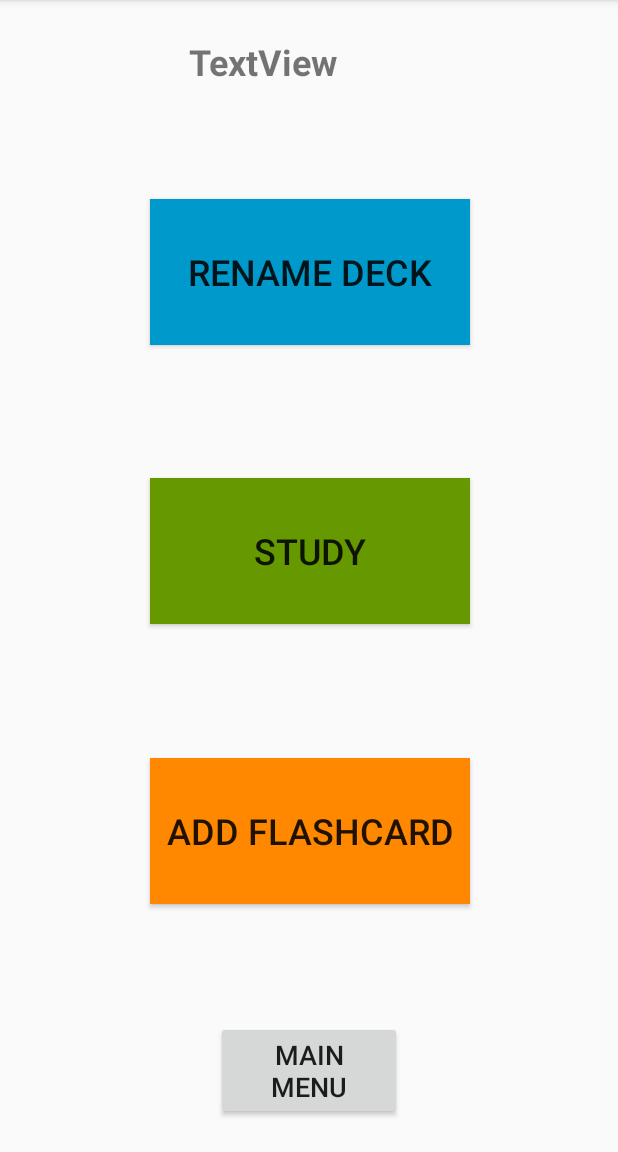
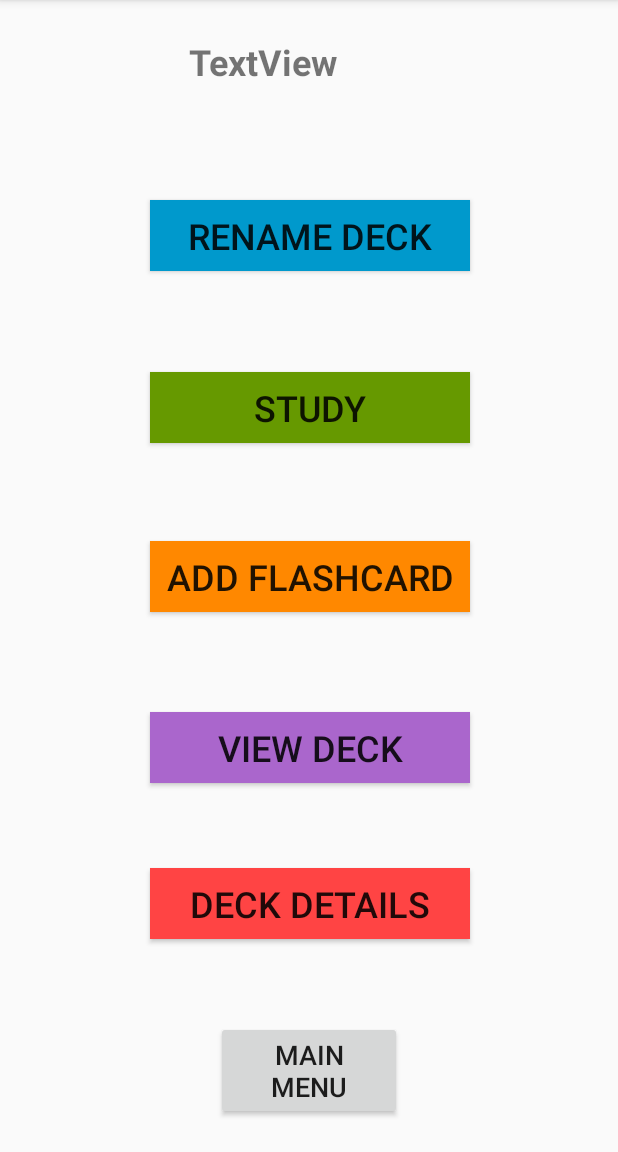
Before and after one commit to AlphaEye/StudySmart, an Android app: the DeckCollectionActivity screen opened directly, with no data from a screen before it, on a phone screen of 412 x 824 dp, the part 84-1236 px from its top. Run offline under Robolectric (Android 15) with nearby library versions, the phone set to English and light mode, and no system bars; 1 statement that could not run was skipped.

Commit message:
Deck Details & Study (Partly)
Study is partly working

```diff
--- a/app/src/main/java/com/example/studysmart/MainActivity.java
+++ b/app/src/main/java/com/example/studysmart/MainActivity.java
@@ -22,6 +22,8 @@ public class MainActivity extends AppCompatActivity {
     public static Vector<Deck> deckList = new Vector<Deck>();
     //Selected deck, used to implement deck collections(AlphaEye)
     public static Deck selectedDeck;
+    //current card
+    public static Card currentCard;
     //public static final String EXTRA_MESSAGE = "com.example.StudySmart.MESSAGE"; never used
     //Actually needed for viewing cards
     public static int currentCardNO;
--- a/app/src/main/java/com/example/studysmart/ViewDeckActivity.java
+++ b/app/src/main/java/com/example/studysmart/ViewDeckActivity.java
@@ -25,11 +25,12 @@ import static com.example.studysmart.MainActivity.currentCardNO;
 import static com.example.studysmart.MainActivity.deckList;
 import static com.example.studysmart.MainActivity.fromStudy;
 import static com.example.studysmart.MainActivity.selectedDeck;
+import static com.example.studysmart.MainActivity.currentCard;
 
 public class ViewDeckActivity extends AppCompatActivity {
     private static int RESULT_LOAD_IMAGE = 1;
 
-    Card currentCard;
+
 
     @Override
     protected void onCreate(Bundle savedInstanceState) {
--- a/app/src/main/res/layout/activity_deck_collection.xml
+++ b/app/src/main/res/layout/activity_deck_collection.xml
@@ -7,9 +7,39 @@
     tools:context=".DeckCollectionActivity">
 
     <Button
+        android:id="@+id/deckDetailsButton"
+        android:layout_width="213dp"
+        android:layout_height="47dp"
+        android:background="@android:color/holo_red_light"
+        android:onClick="viewDetails"
+        android:text="Deck Details"
+        android:textSize="24sp"
+        app:layout_constraintBottom_toBottomOf="parent"
+        app:layout_constraintEnd_toEndOf="parent"
+        app:layout_constraintHorizontal_bias="0.502"
+        app:layout_constraintStart_toStartOf="parent"
+        app:layout_constraintTop_toTopOf="parent"
+        app:layout_constraintVertical_bias="0.803" />
+
+    <Button
+        android:id="@+id/viewDeckButton"
+        android:layout_width="213dp"
+        android:layout_height="47dp"
+        android:background="@android:color/holo_purple"
+        android:onClick="viewDeck"
+        android:text="View Deck"
+        android:textSize="24sp"
+        app:layout_constraintBottom_toBottomOf="parent"
+        app:layout_constraintEnd_toEndOf="parent"
+        app:layout_constraintHorizontal_bias="0.502"
+        app:layout_constraintStart_toStartOf="parent"
+        app:layout_constraintTop_toTopOf="parent"
+        app:layout_constraintVertical_bias="0.659" />
+
+    <Button
         android:id="@+id/addCardButton"
         android:layout_width="213dp"
-        android:layout_height="97dp"
+        android:layout_height="47dp"
         android:background="@android:color/holo_orange_dark"
         android:onClick="addCard"
         android:text="@string/add_flashcard"
@@ -18,15 +48,14 @@
         app:layout_constraintEnd_toEndOf="parent"
         app:layout_constraintHorizontal_bias="0.502"
         app:layout_constraintStart_toStartOf="parent"
-        app:layout_constraintTop_toTopOf="parent"
-        app:layout_constraintVertical_bias="0.753" />
+        app:layout_constraintTop_toTopOf="parent" />
 
     <Button
         android:id="@+id/viewDeckButton"
         android:layout_width="213dp"
-        android:layout_height="97dp"
+        android:layout_height="47dp"
         android:background="@android:color/holo_green_dark"
-        android:onClick="viewDeck"
+        android:onClick="study"
         android:text="Study"
         android:textSize="24sp"
         app:layout_constraintBottom_toBottomOf="parent"
@@ -34,12 +63,12 @@
         app:layout_constraintHorizontal_bias="0.502"
         app:layout_constraintStart_toStartOf="parent"
         app:layout_constraintTop_toTopOf="parent"
-        app:layout_constraintVertical_bias="0.475" />
+        app:layout_constraintVertical_bias="0.344" />
 
     <Button
         android:id="@+id/renameButton"
         android:layout_width="213dp"
-        android:layout_height="97dp"
+        android:layout_height="47dp"
         android:background="@android:color/holo_blue_dark"
         android:onClick="renameDeck"
         android:text="@string/rename_deck"
@@ -49,7 +78,7 @@
         app:layout_constraintHorizontal_bias="0.502"
         app:layout_constraintStart_toStartOf="parent"
         app:layout_constraintTop_toTopOf="parent"
-        app:layout_constraintVertical_bias="0.198" />
+        app:layout_constraintVertical_bias="0.185" />
 
     <TextView
         android:id="@+id/cardNameText"
@@ -78,4 +107,5 @@
         app:layout_constraintStart_toStartOf="parent"
         app:layout_constraintTop_toTopOf="parent"
         app:layout_constraintVertical_bias="0.981" />
+
 </android.support.constraint.ConstraintLayout>
```
Also changed, not shown: app/src/main/java/com/example/studysmart/AnswerCardActivity.java (+10 -1 lines), app/src/main/java/com/example/studysmart/Deck.java (+12 -10 lines), app/src/main/java/com/example/studysmart/DeckCollectionActivity.java (+14 -0 lines), app/src/main/java/com/example/studysmart/DeckDetailsActivity.java (+31 -2 lines), app/src/main/res/layout/activity_deck_details.xml (+36 -4 lines).
